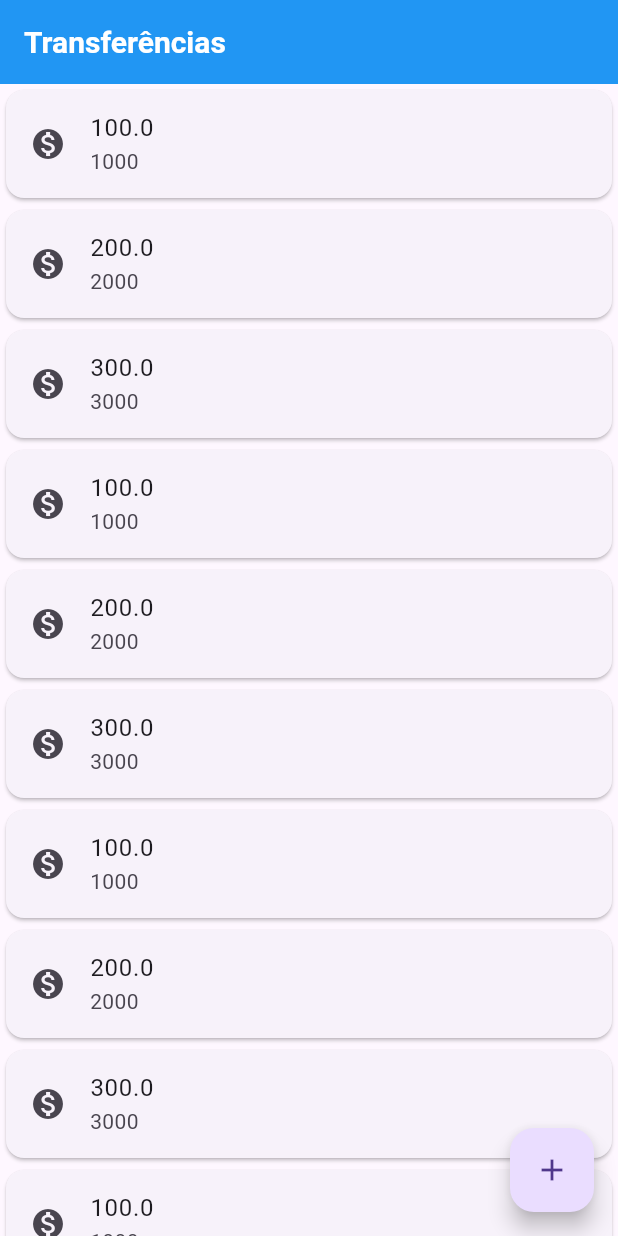
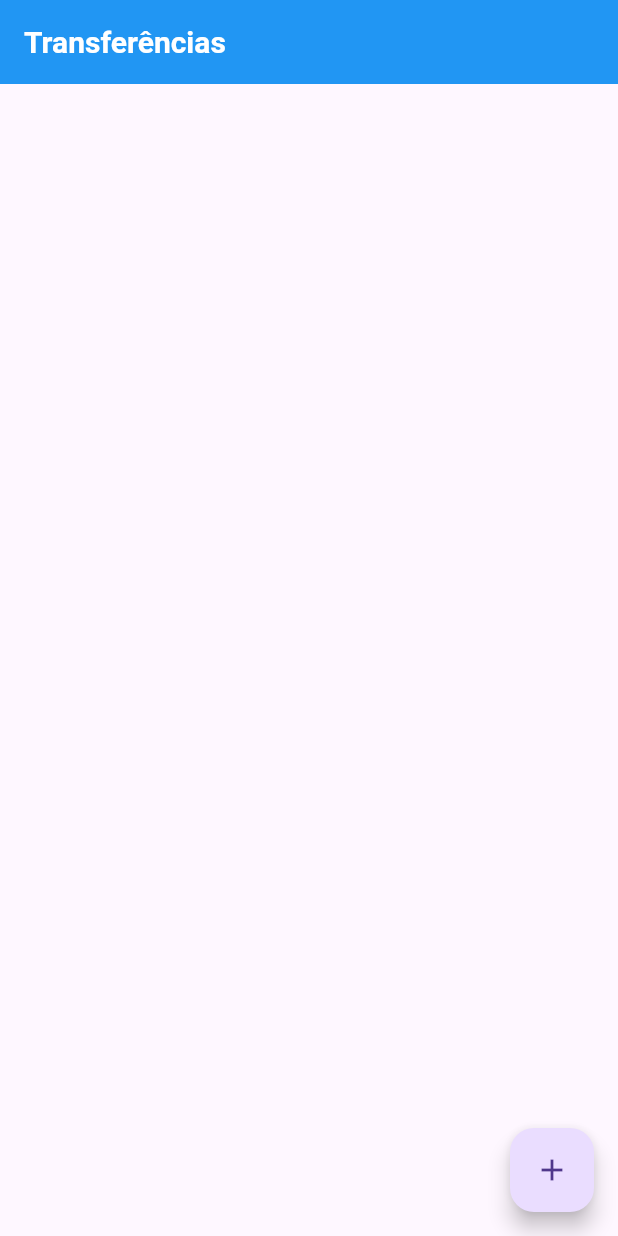
Before and after one commit to gabrielspirlan/bank, a Flutter app: the screen it shows after launch, on a phone screen of 412 x 824 dp. Run offline on Flutter 3.47's test engine with Material 3 defaults, Android fonts, the phone set to English and light mode, and no system bars.

Commit message:
Renderização dos componentes em tela

```diff
--- a/lib/main.dart
+++ b/lib/main.dart
@@ -11,11 +11,18 @@ class BankApp extends StatelessWidget {
   }
 }
 
-class FormularioTransferencia extends StatelessWidget {
+class FormularioTransferencia extends StatefulWidget {
   final TextEditingController _controladorCampoNumeroConta =
       TextEditingController();
   final TextEditingController _controladorCampoValor = TextEditingController();
 
+  @override
+  State<StatefulWidget> createState() {
+    return FormularioTransferenciaState();
+  }
+}
+
+class FormularioTransferenciaState extends State<FormularioTransferencia> {
   @override
   Widget build(BuildContext context) {
     return Scaffold(
@@ -31,15 +38,16 @@ class FormularioTransferencia extends StatelessWidget {
         backgroundColor: const Color.fromRGBO(33, 150, 243, 1),
         //foregroundColor: const Color.fromRGBO(10, 10, 10, 1),
       ),
-      body: Column(
+      body: SingleChildScrollView(
+        child: Column(
           children: <Widget>[
             Editor(
-            controlador: _controladorCampoNumeroConta,
+              controlador: widget._controladorCampoNumeroConta,
               rotulo: "Número da conta",
               dica: "000000",
             ),
             Editor(
-            controlador: _controladorCampoValor,
+              controlador: widget._controladorCampoValor,
               rotulo: "Valor",
               dica: "00.00",
               icone: Icons.monetization_on,
@@ -49,12 +57,13 @@ class FormularioTransferencia extends StatelessWidget {
               onPressed: () {
                 _criaTransferencia(
                   context,
-                _controladorCampoNumeroConta,
-                _controladorCampoValor,
+                  widget._controladorCampoNumeroConta,
+                  widget._controladorCampoValor,
                 );
               },
             ),
           ],
+        ),
       ),
     );
   }
@@ -86,11 +95,16 @@ class Editor extends StatelessWidget {
   }
 }
 
-class ListaTransferencias extends StatelessWidget {
-
-final List<Transferencia> _transferencia = [];
+class ListaTransferencias extends StatefulWidget {
+  final List<Transferencia> _transferencias = [];
 
   @override
+  State<StatefulWidget> createState() {
+    return ListaTransferenciasState();
+  }
+}
+
+class ListaTransferenciasState extends State<ListaTransferencias> {
   Widget build(BuildContext context) {
     return Scaffold(
       appBar: AppBar(
@@ -106,39 +120,12 @@ final List<Transferencia> _transferencia = [];
         //foregroundColor: const Color.fromRGBO(10, 10, 10, 1),
       ),
 
-      body: ListView(
-        children: <Widget>[
-          ItemTransferencia(Transferencia(100, 1000)),
-          ItemTransferencia(Transferencia(200, 2000)),
-          ItemTransferencia(Transferencia(300, 3000)),
-          ItemTransferencia(Transferencia(100, 1000)),
-          ItemTransferencia(Transferencia(200, 2000)),
-          ItemTransferencia(Transferencia(300, 3000)),
-          ItemTransferencia(Transferencia(100, 1000)),
-          ItemTransferencia(Transferencia(200, 2000)),
-          ItemTransferencia(Transferencia(300, 3000)),
-          ItemTransferencia(Transferencia(100, 1000)),
-          ItemTransferencia(Transferencia(200, 2000)),
-          ItemTransferencia(Transferencia(300, 3000)),
-          ItemTransferencia(Transferencia(100, 1000)),
-          ItemTransferencia(Transferencia(200, 2000)),
-          ItemTransferencia(Transferencia(300, 3000)),
-          ItemTransferencia(Transferencia(100, 1000)),
-          ItemTransferencia(Transferencia(200, 2000)),
-          ItemTransferencia(Transferencia(300, 3000)),
-          ItemTransferencia(Transferencia(100, 1000)),
-          ItemTransferencia(Transferencia(200, 2000)),
-          ItemTransferencia(Transferencia(300, 3000)),
-          ItemTransferencia(Transferencia(100, 1000)),
-          ItemTransferencia(Transferencia(200, 2000)),
-          ItemTransferencia(Transferencia(300, 3000)),
-          ItemTransferencia(Transferencia(100, 1000)),
-          ItemTransferencia(Transferencia(200, 2000)),
-          ItemTransferencia(Transferencia(300, 3000)),
-          ItemTransferencia(Transferencia(100, 1000)),
-          ItemTransferencia(Transferencia(200, 2000)),
-          ItemTransferencia(Transferencia(300, 3000)),
-        ],
+      body: ListView.builder(
+        itemCount: widget._transferencias.length,
+        itemBuilder: (context, indice) {
+          final transferencia = widget._transferencias[indice];
+          return ItemTransferencia(transferencia);
+        },
       ),
 
       floatingActionButton: FloatingActionButton(
@@ -155,6 +142,11 @@ final List<Transferencia> _transferencia = [];
           future.then((transferenciaRecebida) {
             debugPrint("Chegou no then do future");
             debugPrint("$transferenciaRecebida");
+            if (transferenciaRecebida != null) {
+              setState(() {
+                widget._transferencias.add(transferenciaRecebida);
+              });
+            }
           });
         },
         child: Icon(Icons.add),
```
Lines whose indentation alone changed are shown as unchanged.
